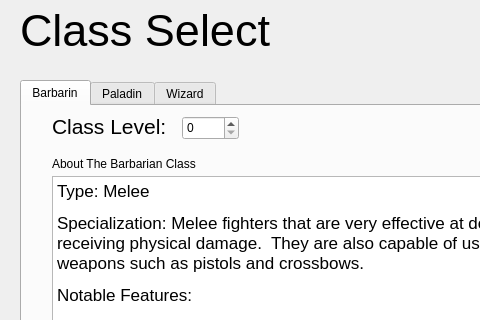
Above: dndprototype/classselect.ui from Jcamp44/dndBuilder before the change; both pictures show x 0 to 480 and y 0 to 320 of the 616 by 513 pixel window. Below: the same form after it.
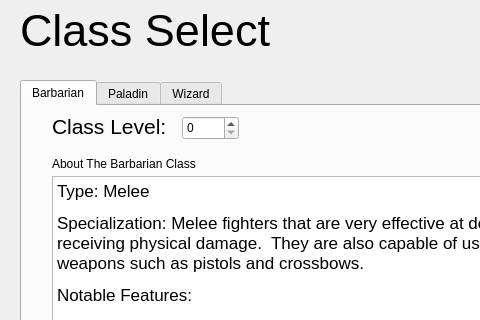
That is the form after the change. The open tabs and pages were chosen to show the change.

Diff of the .ui file:
```diff
--- a/dndprototype/classselect.ui
+++ b/dndprototype/classselect.ui
@@ -46,7 +46,7 @@
    </property>
    <widget class="QWidget" name="tabBarbarian">
     <attribute name="title">
-     <string>Barbarin</string>
+     <string>Barbarian</string>
     </attribute>
     <widget class="QSpinBox" name="spinBar">
      <property name="geometry">
```
Left out of the diff: 2 changed lines with no effect on the pictures.
